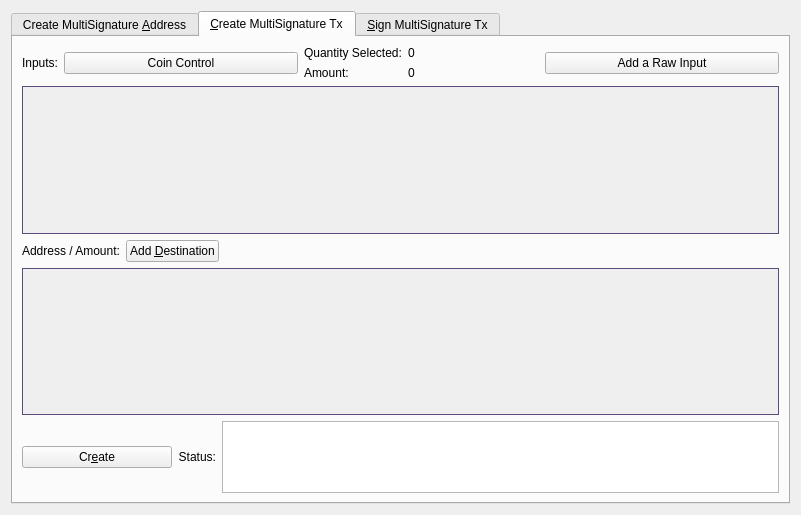
This is src/qt/forms/multisigdialog.ui in ortchi42/xsecurus as Qt 5 draws it before an edit. The edited form follows.
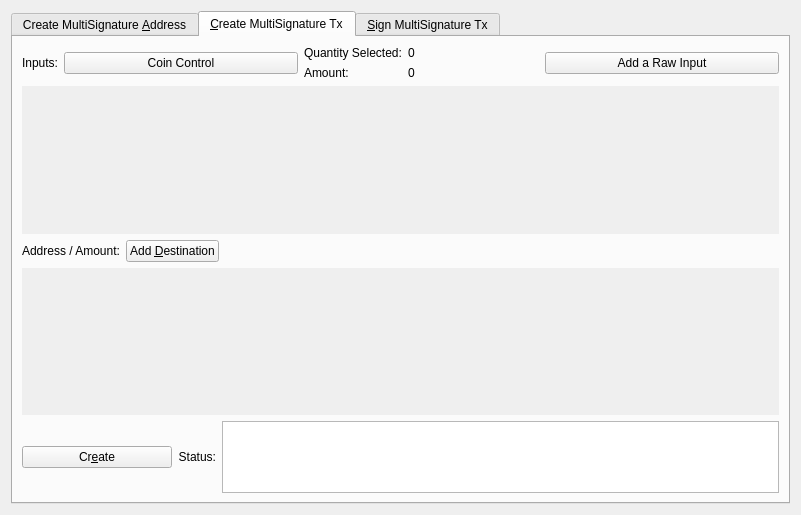
This is the edited form. Icons and pictures are not drawn.

```diff
--- a/src/qt/forms/multisigdialog.ui
+++ b/src/qt/forms/multisigdialog.ui
@@ -22,8 +22,11 @@
   <layout class="QVBoxLayout" name="verticalLayout_8">
    <item>
     <widget class="QTabWidget" name="multisigTabWidget">
+     <property name="layoutDirection">
+      <enum>Qt::LeftToRight</enum>
+     </property>
      <property name="styleSheet">
-      <string notr="true">QScrollArea{border: 1px solid #5b4c7c;}</string>
+      <string notr="true"/>
      </property>
      <property name="currentIndex">
       <number>1</number>
@@ -389,6 +392,12 @@
                <verstretch>0</verstretch>
               </sizepolicy>
              </property>
+             <property name="styleSheet">
+              <string notr="true">border:0;</string>
+             </property>
+             <property name="lineWidth">
+              <number>0</number>
+             </property>
              <property name="widgetResizable">
               <bool>true</bool>
              </property>
@@ -397,8 +406,8 @@
                <rect>
                 <x>0</x>
                 <y>0</y>
-                <width>747</width>
-                <height>131</height>
+                <width>749</width>
+                <height>141</height>
                </rect>
               </property>
               <layout class="QVBoxLayout" name="verticalLayout_7">
@@ -474,6 +483,9 @@
                <verstretch>0</verstretch>
               </sizepolicy>
              </property>
+             <property name="styleSheet">
+              <string notr="true">border:0;</string>
+             </property>
              <property name="widgetResizable">
               <bool>true</bool>
              </property>
@@ -482,8 +494,8 @@
                <rect>
                 <x>0</x>
                 <y>0</y>
-                <width>747</width>
-                <height>130</height>
+                <width>749</width>
+                <height>140</height>
                </rect>
               </property>
               <layout class="QVBoxLayout" name="verticalLayout_11">
```
Left out of the diff: 60 changed lines with no effect on the pictures.
